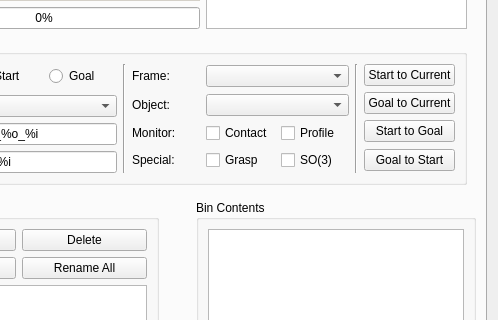
This is visualization/motion_planning_rviz_plugin/src/ui/motion_planning_rviz_plugin_frame.ui in ehuang3/moveit_ros as Qt 5 draws it before an edit; both pictures show x 143 to 641 and y 227 to 547 of the 641 by 919 pixel window. The edited form follows.
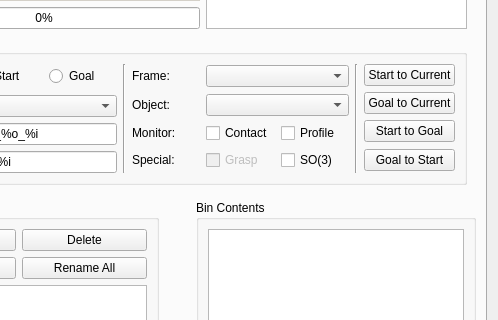
This is the edited form.

Commit message: Dense motion planner plans for grasps now!

The edit to the form file:
```diff
--- a/visualization/motion_planning_rviz_plugin/src/ui/motion_planning_rviz_plugin_frame.ui
+++ b/visualization/motion_planning_rviz_plugin/src/ui/motion_planning_rviz_plugin_frame.ui
@@ -553,9 +553,15 @@
                     </item>
                     <item row="3" column="1">
                      <widget class="QCheckBox" name="grasp_checkbox">
+                      <property name="enabled">
+                       <bool>false</bool>
+                      </property>
                       <property name="text">
                        <string>Grasp</string>
                       </property>
+                      <property name="checkable">
+                       <bool>true</bool>
+                      </property>
                      </widget>
                     </item>
                     <item row="1" column="1" colspan="2">
```
The commit also changes 3 other files.
